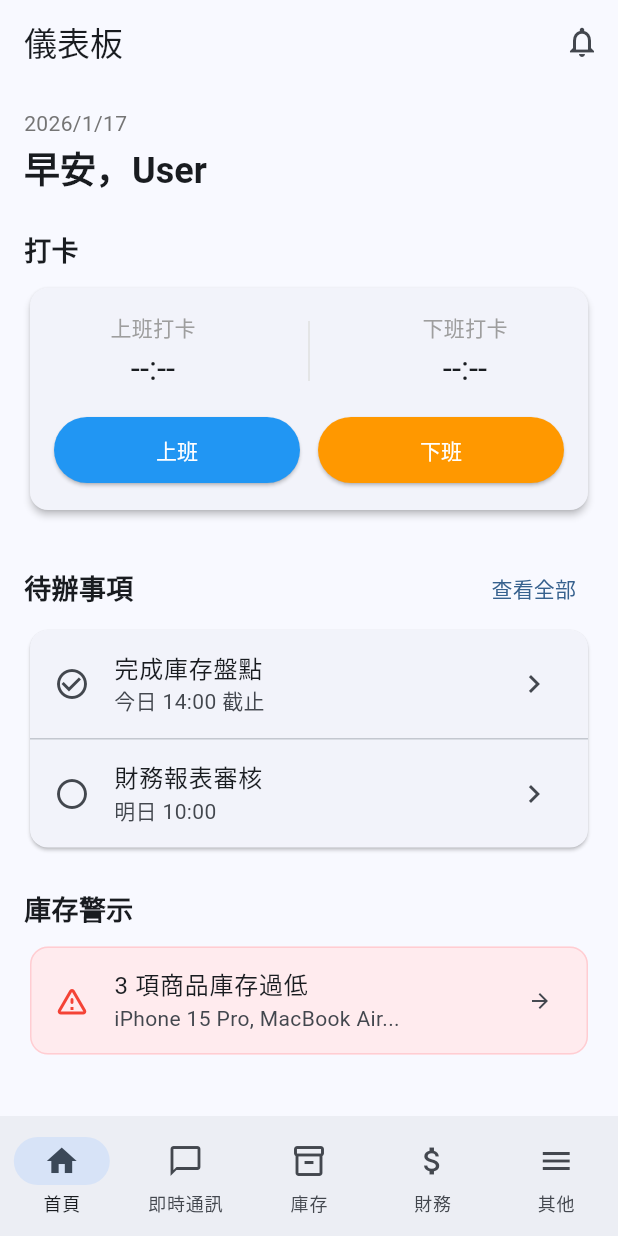
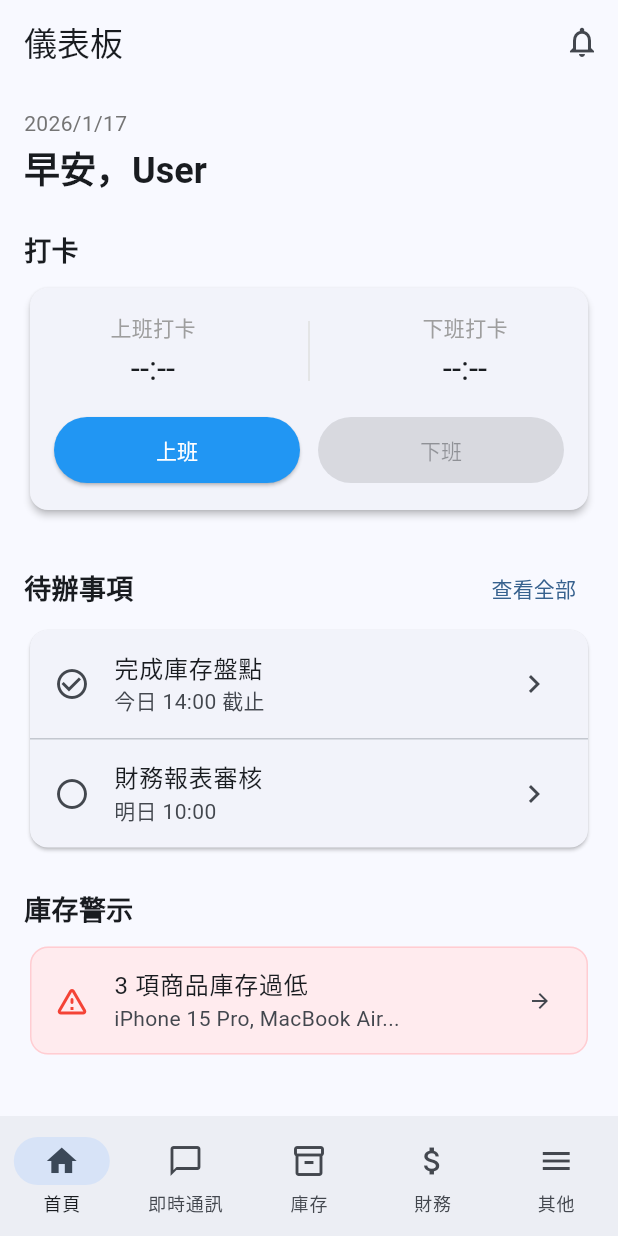
Before and after one commit to billwei1107/ERP, a Flutter app: the DashboardScreen screen opened by its route, after a tap on "上班", on a phone screen of 412 x 824 dp. Run offline on Flutter 3.47's test engine with Material 3 defaults, Android fonts, the phone set to English and light mode, and no system bars; our stand-ins replace dio, flutter_riverpod, flutter_secure_storage, go_router; accounts and stored records are empty.

Commit message:
feat(backend): enable cors for mobile app compatibility
feat(mobile): implement attendance and dashboard sync logic

```diff
--- a/mobile/lib/core/dio_client.dart
+++ b/mobile/lib/core/dio_client.dart
@@ -2,6 +2,11 @@ import 'package:dio/dio.dart';
 import 'package:flutter_secure_storage/flutter_secure_storage.dart';
 
 import 'package:flutter/foundation.dart'; // import kIsWeb
+import 'package:flutter_riverpod/flutter_riverpod.dart';
+
+final dioClientProvider = Provider<DioClient>((ref) {
+  return DioClient(Dio(), const FlutterSecureStorage());
+});
 
 class DioClient {
   final Dio _dio;
@@ -9,7 +14,8 @@ class DioClient {
 
   DioClient(this._dio, this._storage) {
     // Android Emulator: 10.0.2.2, Web/iOS: localhost
-    const baseUrl = kIsWeb ? 'http://localhost:3000' : 'http://10.0.2.2:3000';
+    // Connect to Remote Server to sync with Website
+    const baseUrl = 'http://54.255.186.244:3000';
 
     _dio.options
       ..baseUrl = baseUrl
--- a/mobile/lib/features/auth/auth_service.dart
+++ b/mobile/lib/features/auth/auth_service.dart
@@ -52,4 +52,12 @@ class AuthService {
   Future<void> logout() async {
     await _storage.deleteAll();
   }
+
+  Future<Map<String, dynamic>?> getUser() async {
+    final userStr = await _storage.read(key: 'user_session');
+    if (userStr != null) {
+      return jsonDecode(userStr);
+    }
+    return null;
+  }
 }
--- a/mobile/lib/features/dashboard/dashboard_screen.dart
+++ b/mobile/lib/features/dashboard/dashboard_screen.dart
@@ -1,13 +1,118 @@
 import 'package:flutter/material.dart';
 import 'package:flutter_riverpod/flutter_riverpod.dart';
+import 'package:mobile/features/attendance/attendance_service.dart';
+import 'package:mobile/features/auth/auth_service.dart';
 
-class DashboardScreen extends ConsumerWidget {
+class DashboardScreen extends ConsumerStatefulWidget {
   const DashboardScreen({super.key});
 
   @override
-  Widget build(BuildContext context, WidgetRef ref) {
-    // In a real app, you might fetch user name from provider
-    // final user = ref.watch(userProvider);
+  ConsumerState<DashboardScreen> createState() => _DashboardScreenState();
+}
+
+class _DashboardScreenState extends ConsumerState<DashboardScreen> {
+  String? _userName;
+  Map<String, dynamic>? _attendanceStatus;
+  bool _isLoading = false;
+
+  @override
+  void initState() {
+    super.initState();
+    _loadInitialData();
+  }
+
+  Future<void> _loadInitialData() async {
+    try {
+      final authService = ref.read(authServiceProvider);
+      final user = await authService.getUser();
+      debugPrint('Loaded user: $user');
+
+      if (user != null) {
+        if (mounted) {
+          setState(() => _userName = user['name']);
+        }
+        // Ensure ID is passed as int
+        final userId =
+            user['id'] is int ? user['id'] : int.parse(user['id'].toString());
+        _fetchAttendanceStatus(userId);
+      }
+    } catch (e) {
+      debugPrint('Error loading initial data: $e');
+    }
+  }
+
+  Future<void> _fetchAttendanceStatus(int userId) async {
+    try {
+      debugPrint('Fetching status for userId: $userId');
+      final service = ref.read(attendanceServiceProvider);
+      final status = await service.getTodayStatus(userId);
+      debugPrint('Received status: $status');
+      if (mounted) {
+        setState(() => _attendanceStatus = status);
+      }
+    } catch (e) {
+      debugPrint('Error fetching attendance in UI: $e');
+    }
+  }
+
+  Future<void> _handleClockIn() async {
+    await _performAttendanceAction(
+        (service, userId) => service.clockIn(userId), '上班打卡成功');
+  }
+
+  Future<void> _handleClockOut() async {
+    await _performAttendanceAction(
+        (service, userId) => service.clockOut(userId), '下班打卡成功');
+  }
+
+  Future<void> _performAttendanceAction(
+      Future<void> Function(AttendanceService, int) action,
+      String successMessage) async {
+    final authService = ref.read(authServiceProvider);
+    final user = await authService.getUser();
+    if (user == null) return;
+
+    final userId =
+        user['id'] is int ? user['id'] : int.parse(user['id'].toString());
+
+    setState(() => _isLoading = true);
+    try {
+      final service = ref.read(attendanceServiceProvider);
+      await action(service, userId);
+      if (mounted) {
+        ScaffoldMessenger.of(context)
+            .showSnackBar(SnackBar(content: Text(successMessage)));
+        await _fetchAttendanceStatus(userId);
+      }
+    } catch (e) {
+      if (mounted) {
+        ScaffoldMessenger.of(context).showSnackBar(
+            SnackBar(content: Text('操作失敗: $e'), backgroundColor: Colors.red));
+      }
+    } finally {
+      if (mounted) {
+        setState(() => _isLoading = false);
+      }
+    }
+  }
+
+  @override
+  Widget build(BuildContext context) {
+    // Show LATEST Clock In time if available
+    final clockInTime = _attendanceStatus?['clockIn'] != null
+        ? DateTime.parse(_attendanceStatus!['clockIn'])
+            .toLocal()
+            .toString()
+            .substring(11, 16)
+        : '--:--';
+
+    // Show LATEST Clock Out time if available
+    final clockOutTime = _attendanceStatus?['clockOut'] != null
+        ? DateTime.parse(_attendanceStatus!['clockOut'])
+            .toLocal()
+            .toString()
+            .substring(11, 16)
+        : '--:--';
 
     return Scaffold(
       appBar: AppBar(
@@ -34,7 +139,7 @@ class DashboardScreen extends ConsumerWidget {
             ),
             const SizedBox(height: 4),
             Text(
-              '早安，User', // Placeholder name
+              '早安，${_userName ?? 'User'}',
               style: Theme.of(context).textTheme.headlineSmall?.copyWith(
                     fontWeight: FontWeight.bold,
                   ),
@@ -47,7 +152,90 @@ class DashboardScreen extends ConsumerWidget {
               style: TextStyle(fontSize: 18, fontWeight: FontWeight.bold),
             ),
             const SizedBox(height: 8),
-            _buildAttendanceCard(context),
+            Card(
+              elevation: 2,
+              shape: RoundedRectangleBorder(
+                  borderRadius: BorderRadius.circular(12)),
+              child: Padding(
+                padding: const EdgeInsets.all(16.0),
+                child: Column(
+                  children: [
+                    Row(
+                      mainAxisAlignment: MainAxisAlignment.spaceAround,
+                      children: [
+                        Column(
+                          children: [
+                            const Text('上班打卡',
+                                style: TextStyle(color: Colors.grey)),
+                            const SizedBox(height: 4),
+                            Text(clockInTime,
+                                style: Theme.of(context).textTheme.titleLarge),
+                          ],
+                        ),
+                        Container(
+                            width: 1, height: 40, color: Colors.grey[300]),
+                        Column(
+                          children: [
+                            const Text('下班打卡',
+                                style: TextStyle(color: Colors.grey)),
+                            const SizedBox(height: 4),
+                            Text(clockOutTime,
+                                style: Theme.of(context).textTheme.titleLarge),
+                          ],
+                        ),
+                      ],
+                    ),
+                    const SizedBox(height: 16),
+                    _isLoading
+                        ? const Center(child: CircularProgressIndicator())
+                        : Row(
+                            children: [
+                              Expanded(
+                                child: ElevatedButton(
+                                  // Enable Clock In if NO record OR Last was CLOCK_OUT
+                                  onPressed: (_attendanceStatus == null ||
+                                          _attendanceStatus![
+                                                  'lastRecordType'] ==
+                                              'CLOCK_OUT' ||
+                                          _attendanceStatus![
+                                                  'lastRecordType'] ==
+                                              null)
+                                      ? _handleClockIn
+                                      : null,
+                                  style: ElevatedButton.styleFrom(
+                                    backgroundColor: Colors.blue,
+                                    foregroundColor: Colors.white,
+                                    padding: const EdgeInsets.symmetric(
+                                        vertical: 12),
+                                  ),
+                                  child: const Text('上班'),
+                                ),
+                              ),
+                              const SizedBox(width: 12),
+                              Expanded(
+                                child: ElevatedButton(
+                                  // Enable Clock Out if Last was CLOCK_IN
+                                  onPressed: (_attendanceStatus != null &&
+                                          _attendanceStatus![
+                                                  'lastRecordType'] ==
+                                              'CLOCK_IN')
+                                      ? _handleClockOut
+                                      : null,
+                                  style: ElevatedButton.styleFrom(
+                                    backgroundColor: Colors.orange,
+                                    foregroundColor: Colors.white,
+                                    padding: const EdgeInsets.symmetric(
+                                        vertical: 12),
+                                  ),
+                                  child: const Text('下班'),
+                                ),
+                              ),
+                            ],
+                          ),
+                  ],
+                ),
+              ),
+            ),
 
             const SizedBox(height: 24),
 
@@ -79,72 +267,7 @@ class DashboardScreen extends ConsumerWidget {
     );
   }
 
-  Widget _buildAttendanceCard(BuildContext context) {
-    return Card(
-      elevation: 2,
-      shape: RoundedRectangleBorder(borderRadius: BorderRadius.circular(12)),
-      child: Padding(
-        padding: const EdgeInsets.all(16.0),
-        child: Column(
-          children: [
-            Row(
-              mainAxisAlignment: MainAxisAlignment.spaceAround,
-              children: [
-                Column(
-                  children: [
-                    const Text('上班打卡', style: TextStyle(color: Colors.grey)),
-                    const SizedBox(height: 4),
-                    Text('--:--',
-                        style: Theme.of(context).textTheme.titleLarge),
-                  ],
-                ),
-                Container(width: 1, height: 40, color: Colors.grey[300]),
-                Column(
-                  children: [
-                    const Text('下班打卡', style: TextStyle(color: Colors.grey)),
-                    const SizedBox(height: 4),
-                    Text('--:--',
-                        style: Theme.of(context).textTheme.titleLarge),
-                  ],
-                ),
-              ],
-            ),
-            const SizedBox(height: 16),
-            Row(
-              children: [
-                Expanded(
-                  child: ElevatedButton(
-                    onPressed: () {}, // Implement Clock In
-                    style: ElevatedButton.styleFrom(
-                      backgroundColor: Colors.blue,
-                      foregroundColor: Colors.white,
-                      padding: const EdgeInsets.symmetric(vertical: 12),
-                    ),
-                    child: const Text('上班'),
-                  ),
-                ),
-                const SizedBox(width: 12),
-                Expanded(
-                  child: ElevatedButton(
-                    onPressed: () {}, // Implement Clock Out
-                    style: ElevatedButton.styleFrom(
-                      backgroundColor: Colors.orange,
-                      foregroundColor: Colors.white,
-                      padding: const EdgeInsets.symmetric(vertical: 12),
-                    ),
-                    child: const Text('下班'),
-                  ),
-                ),
-              ],
-            ),
-          ],
-        ),
-      ),
-    );
-  }
-
   Widget _buildTodoPreview() {
-    // Mock Data
     return Card(
       elevation: 1,
       child: Column(
```
Also changed, not shown: mobile/lib/features/attendance/attendance_service.dart (added, +88 -0 lines), 2 other files.
